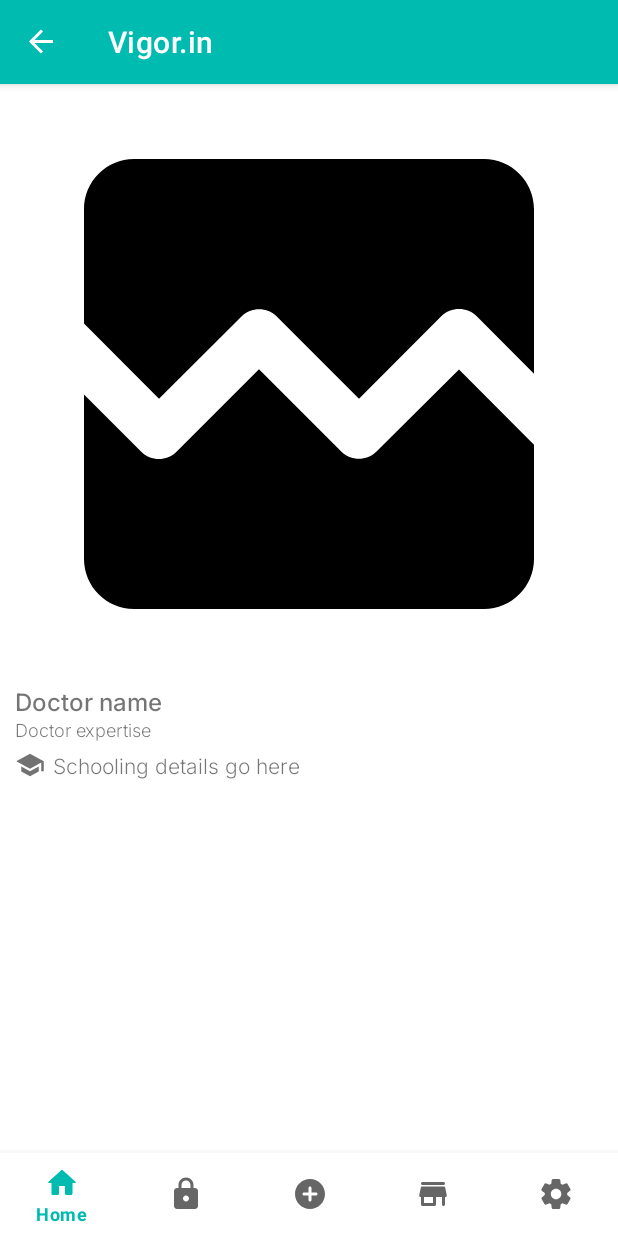
After one commit to badKAPAV/vigor, an Android app: the DoctorInfoPageFragment screen opened through its navigation route, on a phone screen of 412 x 824 dp. The commit adds this screen. Run offline under Robolectric (Android 15) with nearby library versions, the phone set to English and light mode, and no system bars; our stand-ins replace navigation-ui; Roboto replaces fonts that are not available here.

Commit message:
initial commit

```diff
--- /dev/null
+++ b/app/src/main/java/com/example/vigor/pageFragments/DoctorInfoPageFragment.kt
@@ -0,0 +1,20 @@
+package com.example.vigor.pageFragments
+
+import android.os.Bundle
+import androidx.fragment.app.Fragment
+import android.view.LayoutInflater
+import android.view.View
+import android.view.ViewGroup
+import com.example.vigor.R
+
+class DoctorInfoPageFragment : Fragment() {
+
+    override fun onCreateView(
+        inflater: LayoutInflater, container: ViewGroup?,
+        savedInstanceState: Bundle?
+    ): View? {
+        // Inflate the layout for this fragment
+        return inflater.inflate(R.layout.fragment_doctor_info_page, container, false)
+    }
+
+}
--- /dev/null
+++ b/app/src/main/res/drawable/ic_school.xml
@@ -0,0 +1,5 @@
+<vector android:height="24dp" android:tint="#727272"
+    android:viewportHeight="24" android:viewportWidth="24"
+    android:width="24dp" xmlns:android="http://schemas.android.com/apk/res/android">
+    <path android:fillColor="@android:color/white" android:pathData="M5,13.18v4L12,21l7,-3.82v-4L12,17l-7,-3.82zM12,3L1,9l11,6 9,-4.91V17h2V9L12,3z"/>
+</vector>
--- a/app/src/main/res/drawable/search_bar_shape.xml
+++ b/app/src/main/res/drawable/search_bar_shape.xml
@@ -6,9 +6,9 @@
         android:width="240dp"
         android:height="30dp"/>
     <corners
-        android:radius="5dp"/>
+        android:radius="30dp"/>
     <stroke
-        android:width="0.1dp"
+        android:width="1dp"
         android:color="#555555"/>
 
 </shape>
--- /dev/null
+++ b/app/src/main/res/layout/fragment_doctor_info_page.xml
@@ -0,0 +1,64 @@
+<?xml version="1.0" encoding="utf-8"?>
+<LinearLayout xmlns:android="http://schemas.android.com/apk/res/android"
+    xmlns:tools="http://schemas.android.com/tools"
+    android:layout_width="match_parent"
+    android:layout_height="match_parent"
+    android:orientation="vertical"
+    tools:context=".pageFragments.DoctorInfoPageFragment">
+
+    <ScrollView
+        android:layout_width="match_parent"
+        android:layout_height="wrap_content">
+
+        <LinearLayout
+            android:layout_width="match_parent"
+            android:layout_height="match_parent"
+            android:orientation="vertical">
+
+            <ImageView
+                android:layout_width="match_parent"
+                android:layout_height="400dp"
+                android:src="@drawable/ic_broken_image" />
+
+            <TextView
+                android:layout_width="match_parent"
+                android:layout_height="wrap_content"
+                android:layout_marginLeft="10dp"
+                android:fontFamily="@font/inter_medium"
+                android:text="@string/d_name"
+                android:textSize="16dp" />
+
+            <TextView
+                android:layout_width="match_parent"
+                android:layout_height="wrap_content"
+                android:layout_marginLeft="10dp"
+                android:fontFamily="@font/inter_light"
+                android:text="@string/d_category"
+                android:textSize="12dp" />
+
+            <LinearLayout
+                android:layout_width="match_parent"
+                android:layout_height="wrap_content"
+                android:layout_marginTop="5dp"
+                android:orientation="horizontal">
+
+                <ImageView
+                    android:layout_width="20dp"
+                    android:layout_height="20dp"
+                    android:src="@drawable/ic_school"
+                    android:layout_marginLeft="10dp"/>
+
+                <TextView
+                    android:layout_width="wrap_content"
+                    android:layout_height="match_parent"
+                    android:layout_marginLeft="5dp"
+                    android:fontFamily="@font/inter_light"
+                    android:text="@string/d_schooling" />
+
+            </LinearLayout>
+
+        </LinearLayout>
+
+    </ScrollView>
+
+</LinearLayout>
--- a/app/src/main/res/layout/fragment_home.xml
+++ b/app/src/main/res/layout/fragment_home.xml
@@ -19,7 +19,7 @@
             <SearchView
                 android:layout_width="match_parent"
                 android:layout_height="wrap_content"
-                android:layout_margin="10dp"
+                android:layout_margin="20dp"
                 android:background="@drawable/search_bar_shape"
                 android:elevation="10dp"
                 android:iconifiedByDefault="false"
--- a/app/src/main/res/navigation/nav_graph.xml
+++ b/app/src/main/res/navigation/nav_graph.xml
@@ -19,6 +19,9 @@
             app:destination="@id/appointmentFormFragment"
             app:enterAnim="@android:anim/slide_in_left"
             app:exitAnim="@android:anim/slide_out_right" />
+        <action
+            android:id="@+id/action_homeFragment_to_doctorInfoPageFragment"
+            app:destination="@id/doctorInfoPageFragment" />
     </fragment>
 
     <fragment
@@ -39,6 +42,9 @@
         <action
             android:id="@+id/action_appointmentFragment_to_storeFragment"
             app:destination="@id/storeFragment" />
+        <action
+            android:id="@+id/action_appointmentFragment_to_doctorInfoPageFragment"
+            app:destination="@id/doctorInfoPageFragment" />
     </fragment>
 
     <fragment
@@ -93,6 +99,14 @@
             android:id="@+id/action_helpFragment_to_settingsFragment"
             app:destination="@id/settingsFragment" />
     </fragment>
+    <fragment
+        android:id="@+id/doctorInfoPageFragment"
+        android:name="com.example.vigor.pageFragments.DoctorInfoPageFragment"
+        tools:layout="@layout/fragment_doctor_info_page">
+        <action
+            android:id="@+id/action_doctorInfoPageFragment_to_homeFragment"
+            app:destination="@id/homeFragment" />
+    </fragment>
 
 
 </navigation>
--- a/app/src/main/res/values/strings.xml
+++ b/app/src/main/res/values/strings.xml
@@ -54,4 +54,8 @@
     <string name="appointmentMethod">In-clinic</string>
     <string name="appointmentCategory">Cardiology</string>
 
+    <string name="d_name">Doctor name</string>
+    <string name="d_category">Doctor expertise</string>
+    <string name="d_schooling">Schooling details go here</string>
+
 </resources>
```
Also changed, not shown: app/src/main/AndroidManifest.xml (+14 -0 lines), app/src/main/java/com/example/vigor/SplashScreenActivity.kt (added, +31 -0 lines), app/src/main/res/layout/activity_splash_screen.xml (added, +21 -0 lines), app/src/main/res/layout/fragment_appointment.xml (+23 -7 lines), app/src/main/res/drawable/splash_screen_icon.png (added).
